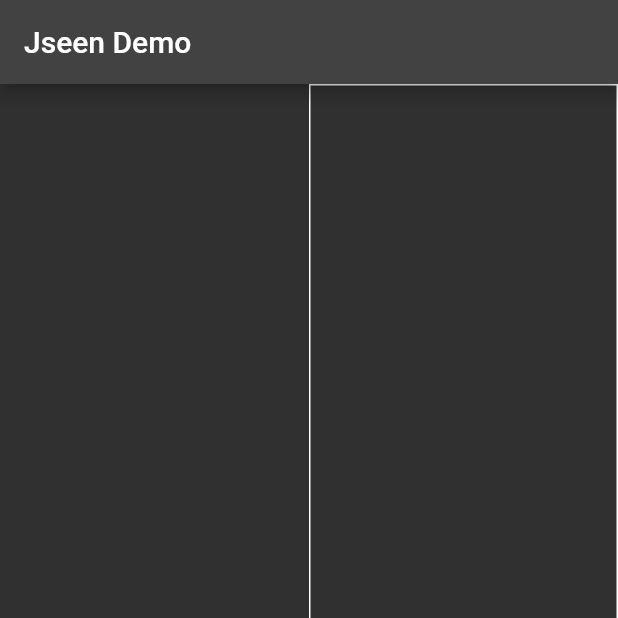
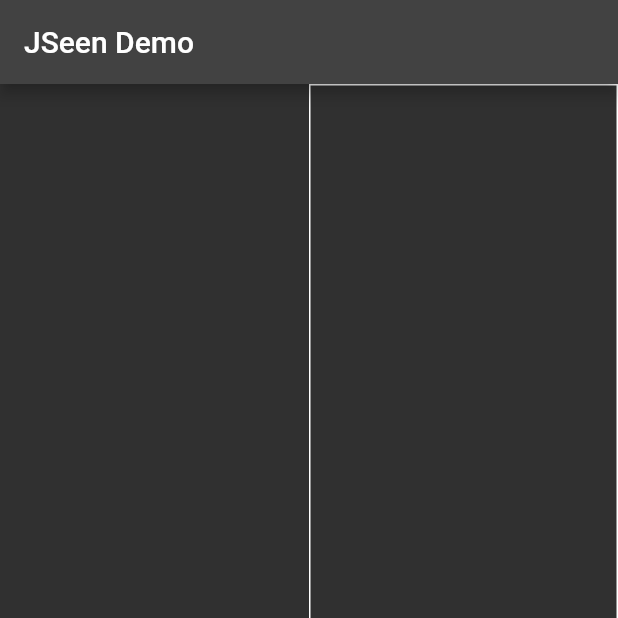
Before and after one commit to jinyus/jseen, a Flutter app: the screen it shows after launch, after a tap on "Render", on a phone screen of 412 x 824 dp, the top half of it. Run offline on Flutter 3.47's test engine with Material 2 defaults, Android fonts, the phone set to English and light mode, and no system bars; missing offline and left inert: flutter_easy_treeview.

Commit message:
update example

```diff
--- a/example/lib/main.dart
+++ b/example/lib/main.dart
@@ -35,7 +35,7 @@ class _MyHomePageState extends State<MyHomePage> {
   Widget build(BuildContext context) {
     return Scaffold(
       appBar: AppBar(
-        title: Text('Jseen Demo'),
+        title: Text('JSeen Demo'),
       ),
       body: Row(
         children: [
```
